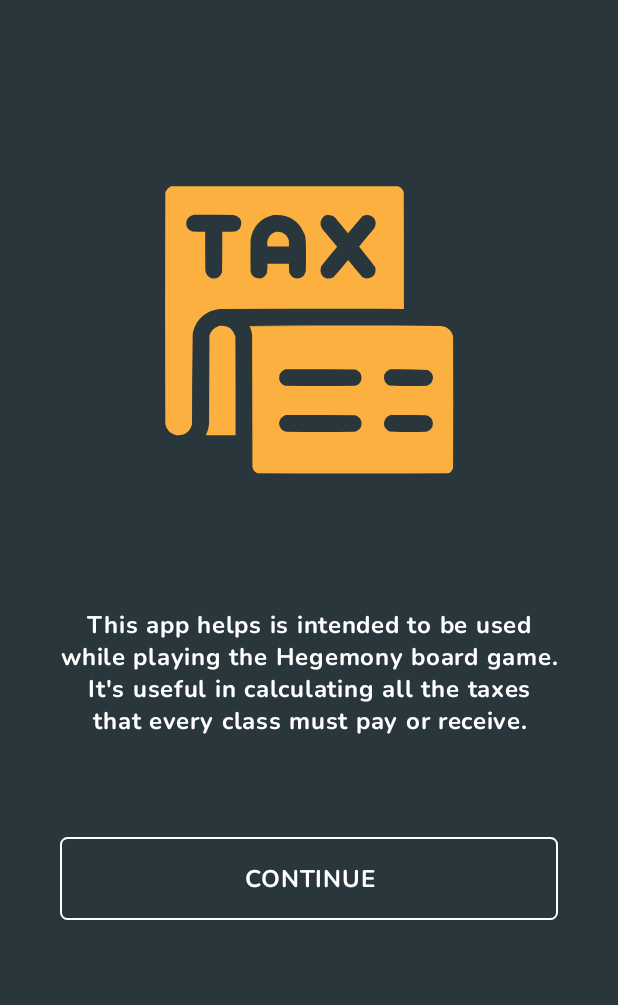
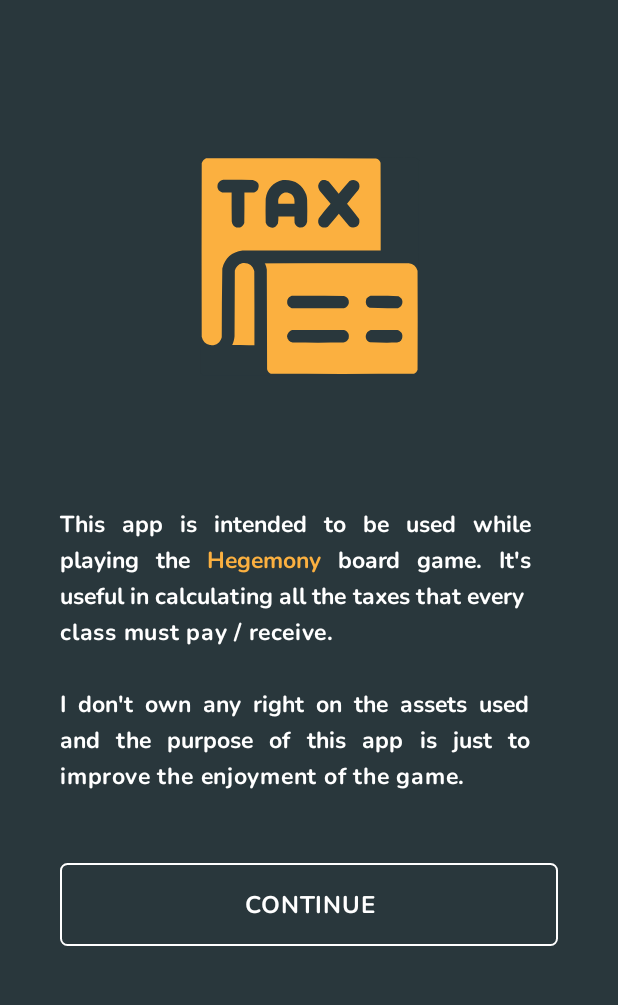
Before and after one commit to aloarte/HegemonyTaxes, an Android app built with Jetpack Compose: the screen it shows after launch (MainActivity), on a phone screen of 412 x 824 dp, the part 68-1073 px from its top. Run offline under Robolectric (Android 15) with nearby library versions, the phone set to English and light mode, and no system bars; our stand-ins replace Dagger/Hilt's generated code.

Commit message:
Welcome screen fixes

```diff
--- a/app/src/main/java/com/p4r4d0x/hegemonytaxes/presenter/common/ComposableCommons.kt
+++ b/app/src/main/java/com/p4r4d0x/hegemonytaxes/presenter/common/ComposableCommons.kt
@@ -44,7 +44,7 @@ fun MultiStyleText(
         textStyleList.forEach {
             withStyle(style = if (it.highlighted) highlightedStyle else regularStyle) { append(it.text) }
         }
-    }, modifier,textAlign = TextAlign.Justify,)
+    }, modifier,textAlign = TextAlign.Justify)
 }
 
 @Composable
--- a/app/src/main/java/com/p4r4d0x/hegemonytaxes/presenter/navigation/Navigation.kt
+++ b/app/src/main/java/com/p4r4d0x/hegemonytaxes/presenter/navigation/Navigation.kt
@@ -98,7 +98,7 @@ fun NavigationComponent(
 }
 
 fun getStartDestination(preferences: SharedPreferences) =
-    if (false/*preferences.getBoolean(PREFERENCE_WELCOME, false)*/) {
+    if (preferences.getBoolean(PREFERENCE_WELCOME, false)) {
         Screen.PoliciesScreen.route
     } else {
         Screen.WelcomeScreen.route
--- a/app/src/main/java/com/p4r4d0x/hegemonytaxes/presenter/policies/PoliciesScreen.kt
+++ b/app/src/main/java/com/p4r4d0x/hegemonytaxes/presenter/policies/PoliciesScreen.kt
@@ -25,9 +25,7 @@ import com.p4r4d0x.hegemonytaxes.presenter.policies.compose.PolicySliderComponen
 import com.p4r4d0x.hegemonytaxes.presenter.ui.data.MultipleText
 import com.p4r4d0x.hegemonytaxes.presenter.ui.theme.DarkGrey
 import com.p4r4d0x.hegemonytaxes.presenter.ui.theme.HegemonyTaxesCalculatorTheme
-import com.p4r4d0x.hegemonytaxes.presenter.ui.theme.White
 import com.p4r4d0x.hegemonytaxes.presenter.ui.utils.Utils
-import java.util.Locale
 
 @Composable
 fun PoliciesScreen(modifier:Modifier, uiState: UiState, onEventTriggered: (UiEvent) -> Unit) {
@@ -88,7 +86,7 @@ fun TaxRow(uiState: UiState) {
 
             ),
             highlightedStyle = Utils.getHighlightedSpanStyle(16.sp),
-            regularStyle = Utils.getRegularSpanStyle(16.sp)
+            regularStyle = Utils.getBoldSpanStyle(16.sp)
         )
     }
 }
--- a/app/src/main/java/com/p4r4d0x/hegemonytaxes/presenter/roles/CapitalistClassScreen.kt
+++ b/app/src/main/java/com/p4r4d0x/hegemonytaxes/presenter/roles/CapitalistClassScreen.kt
@@ -94,7 +94,7 @@ fun CapitalistClassTaxesDescription() {
             MultipleText(" max) and your profit.", false)
         ),
         highlightedStyle = Utils.getHighlightedSpanStyle(DESCRIPTION_TEXT_SIZE),
-        regularStyle = Utils.getRegularSpanStyle(DESCRIPTION_TEXT_SIZE)
+        regularStyle = Utils.getBoldSpanStyle(DESCRIPTION_TEXT_SIZE)
     )
 }
 
@@ -141,7 +141,7 @@ fun EmploymentAndCorporateTaxesResult(uiState: UiState) {
                 MultipleText(". Remember that this amount has to be payed to the State.", false)
             ),
             highlightedStyle = Utils.getHighlightedSpanStyle(16.sp),
-            regularStyle = Utils.getRegularSpanStyle(16.sp)
+            regularStyle = Utils.getBoldSpanStyle(16.sp)
         )
     }
 
--- a/app/src/main/java/com/p4r4d0x/hegemonytaxes/presenter/roles/compose/CRolesPicker.kt
+++ b/app/src/main/java/com/p4r4d0x/hegemonytaxes/presenter/roles/compose/CRolesPicker.kt
@@ -46,7 +46,7 @@ fun RolesDescription(state: UiState) {
 
                 ),
                 highlightedStyle = Utils.getHighlightedSpanStyle(DESCRIPTION_TEXT_SIZE),
-                regularStyle = Utils.getRegularSpanStyle(DESCRIPTION_TEXT_SIZE)
+                regularStyle = Utils.getBoldSpanStyle(DESCRIPTION_TEXT_SIZE)
             )
         }
 
--- a/app/src/main/java/com/p4r4d0x/hegemonytaxes/presenter/ui/utils/Utils.kt
+++ b/app/src/main/java/com/p4r4d0x/hegemonytaxes/presenter/ui/utils/Utils.kt
@@ -1,8 +1,5 @@
 package com.p4r4d0x.hegemonytaxes.presenter.ui.utils
 
-import android.content.Context
-import android.util.Log
-import android.widget.Toast
 import androidx.compose.ui.text.SpanStyle
 import androidx.compose.ui.text.font.FontWeight
 import androidx.compose.ui.unit.TextUnit
@@ -34,13 +31,14 @@ object Utils {
         fontWeight = FontWeight.Bold
     )
 
-    fun getRegularSpanStyle(textSize: TextUnit) = SpanStyle(
+    fun getBoldSpanStyle(textSize: TextUnit) = SpanStyle(
         letterSpacing = 0.5.sp,
         fontSize = textSize,
         color = White,
         fontFamily = NunitoFontFamily,
         fontWeight = FontWeight.Bold
     )
+
 
     fun checkValidRange(newValue: String, maxValue: Int): InputValidation {
         val parsedNumber = tryNumberParse(newValue)
--- a/app/src/main/java/com/p4r4d0x/hegemonytaxes/presenter/welcome/WelcomeScreen.kt
+++ b/app/src/main/java/com/p4r4d0x/hegemonytaxes/presenter/welcome/WelcomeScreen.kt
@@ -12,22 +12,22 @@ import androidx.compose.foundation.layout.height
 import androidx.compose.foundation.layout.padding
 import androidx.compose.foundation.layout.width
 import androidx.compose.material3.Divider
-import androidx.compose.material3.MaterialTheme
-import androidx.compose.material3.Text
 import androidx.compose.runtime.Composable
 import androidx.compose.ui.Alignment
 import androidx.compose.ui.Modifier
 import androidx.compose.ui.graphics.Color
 import androidx.compose.ui.res.painterResource
-import androidx.compose.ui.text.style.TextAlign
 import androidx.compose.ui.unit.dp
-import androidx.compose.ui.unit.sp
 import com.p4r4d0x.hegemonytaxes.R
 import com.p4r4d0x.hegemonytaxes.presenter.UiEvent
 import com.p4r4d0x.hegemonytaxes.presenter.common.HegemonyButton
+import com.p4r4d0x.hegemonytaxes.presenter.common.MultiStyleText
+import com.p4r4d0x.hegemonytaxes.presenter.ui.data.MultipleText
 import com.p4r4d0x.hegemonytaxes.presenter.ui.theme.DarkGrey
 import com.p4r4d0x.hegemonytaxes.presenter.ui.theme.HegemonyTaxesCalculatorTheme
+import com.p4r4d0x.hegemonytaxes.presenter.ui.utils.UiConstants.DESCRIPTION_TEXT_SIZE
 import com.p4r4d0x.hegemonytaxes.presenter.ui.utils.UiConstants.PREFERENCE_WELCOME
+import com.p4r4d0x.hegemonytaxes.presenter.ui.utils.Utils
 
 @Composable
 fun WelcomeScreen(
@@ -42,14 +42,16 @@ fun WelcomeScreen(
                 .fillMaxHeight()
                 .background(DarkGrey),
             verticalArrangement = Arrangement.Center,
-            horizontalAlignment = Alignment.CenterHorizontally) {
+            horizontalAlignment = Alignment.CenterHorizontally
+        ) {
 
             Image(
                 modifier = Modifier
-                    .height(200.dp)
-                    .width(200.dp),
+                    .height(150.dp)
+                    .width(150.dp),
                 painter = painterResource(R.drawable.tax_icon),
-                contentDescription ="Tax icon")
+                contentDescription = "Tax icon"
+            )
             Divider(thickness = 40.dp, color = Color.Transparent)
             Row(
                 modifier = modifier
@@ -57,14 +59,18 @@ fun WelcomeScreen(
                     .padding(horizontal = 40.dp),
                 verticalAlignment = Alignment.CenterVertically,
                 horizontalArrangement = Arrangement.Center
-            ){
-                Text(
-                    text = "This app helps is intended to be used while playing the Hegemony board game. It's useful in calculating all the taxes that every class must pay or receive.\n" +
-                            "",
-                    color = Color.White,
-                    fontSize = 16.sp,
-                    style = MaterialTheme.typography.labelMedium,
-                    textAlign = TextAlign.Center
+            ) {
+
+                MultiStyleText(
+                    modifier = Modifier,
+                    textStyleList = listOf(
+                        MultipleText("This app is intended to be used while playing the ", false),
+                        MultipleText("Hegemony", true),
+                        MultipleText(" board game. It's useful in calculating all the taxes that every class must pay / receive.\n\n" +
+                                "I don't own any right on the assets used and the purpose of this app is just to improve the enjoyment of the game.", false)
+                    ),
+                    highlightedStyle = Utils.getHighlightedSpanStyle(DESCRIPTION_TEXT_SIZE),
+                    regularStyle = Utils.getBoldSpanStyle(DESCRIPTION_TEXT_SIZE)
                 )
             }
 
```
Also changed, not shown: app/src/main/java/com/p4r4d0x/hegemonytaxes/presenter/roles/MiddleClassScreen.kt (+3 -4 lines), app/src/main/java/com/p4r4d0x/hegemonytaxes/presenter/roles/StateClassScreen.kt (+3 -4 lines), app/src/main/java/com/p4r4d0x/hegemonytaxes/presenter/roles/WorkingClassScreen.kt (+3 -5 lines).
